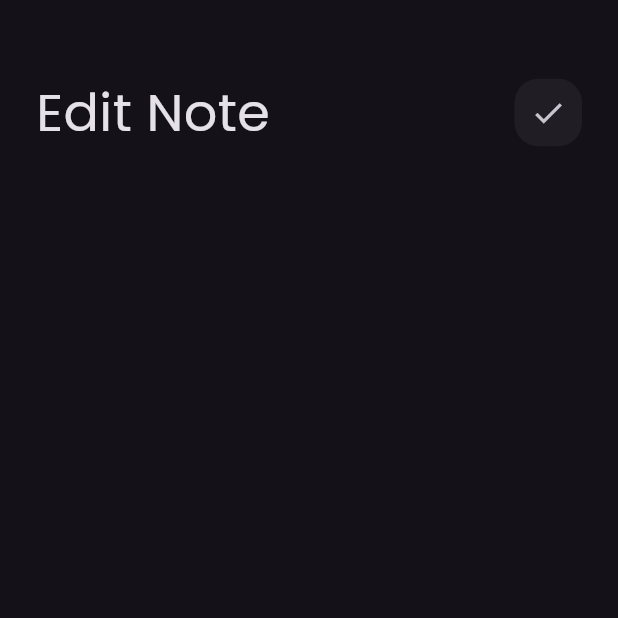
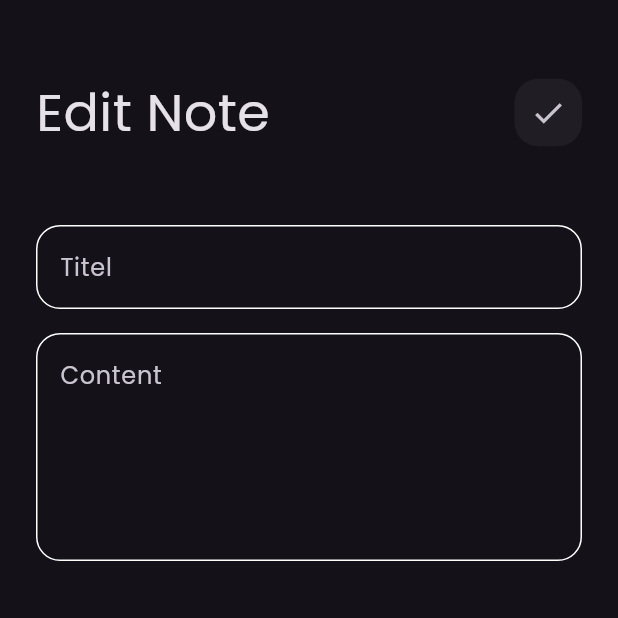
Before and after one commit to ahmedreda6/notes_app, a Flutter app: the EditNoteView screen opened directly, on a phone screen of 412 x 824 dp, the top half of it. Run offline on Flutter 3.47's test engine with Material 3 defaults, Android fonts, the phone set to English and light mode, and no system bars; our stand-ins replace font_awesome_flutter.

Commit message:
edit note view ui done

```diff
--- a/lib/constant.dart
+++ b/lib/constant.dart
@@ -1,3 +1,3 @@
 import 'package:flutter/material.dart';
 
-const KprimaryColor = Color(0xff62FCD7);
+const kPrimaryColor = Color(0xff62FCD7);
--- a/lib/views/edit_note_view.dart
+++ b/lib/views/edit_note_view.dart
@@ -6,8 +6,9 @@ class EditNoteView extends StatelessWidget {
 
   @override
   Widget build(BuildContext context) {
-    return Scaffold(
-      body: EditViewBody( ) ,
+    return const Scaffold(
+      body: EditViewBody(),
+
     );
   }
 }
--- a/lib/views/notes_view.dart
+++ b/lib/views/notes_view.dart
@@ -20,7 +20,7 @@ class NotesView extends StatelessWidget {
                 return const AddNoteBoottomSheet();
               });
         },
-        backgroundColor: KprimaryColor,
+        backgroundColor: kPrimaryColor,
         child: const Icon(
           color: Colors.black,
           Icons.add,
--- a/lib/widgets/custom_botton.dart
+++ b/lib/widgets/custom_botton.dart
@@ -10,7 +10,7 @@ class CustomBotton extends StatelessWidget {
       height: 55,
       width: MediaQuery.of(context).size.width,
       decoration: BoxDecoration(
-        color: KprimaryColor,
+        color: kPrimaryColor,
         borderRadius: BorderRadius.circular(16),
       ),
       child: const Center(
--- a/lib/widgets/custom_text_field.dart
+++ b/lib/widgets/custom_text_field.dart
@@ -9,22 +9,22 @@ class CustomTextField extends StatelessWidget {
   @override
   Widget build(BuildContext context) {
     return TextField(
-      cursorColor: KprimaryColor,
+      cursorColor: kPrimaryColor,
       maxLines: maxlines,
       decoration: InputDecoration(
         hintText: hint,
-        border: Buildborder(),
-        enabledBorder: Buildborder(),
-        focusedBorder: Buildborder(KprimaryColor),
+        border: buildBorder(),
+        enabledBorder: buildBorder(),
+        focusedBorder: buildBorder(kPrimaryColor),
       ),
     );
   }
 
-  OutlineInputBorder Buildborder([Color]) {
+  OutlineInputBorder buildBorder([color]) {
     return OutlineInputBorder(
       borderRadius: BorderRadius.circular(16),
       borderSide: BorderSide(
-        color: Color ?? Colors.white,
+        color: color ?? Colors.white,
       ),
     );
   }
--- a/lib/widgets/edit_view_body.dart
+++ b/lib/widgets/edit_view_body.dart
@@ -1,5 +1,6 @@
 import 'package:flutter/material.dart';
 import 'package:notes_app/widgets/custom_app_bar.dart';
+import 'package:notes_app/widgets/custom_text_field.dart';
 
 class EditViewBody extends StatelessWidget {
   const EditViewBody({super.key});
@@ -18,6 +19,14 @@ class EditViewBody extends StatelessWidget {
               title: 'Edit Note',
               icon: Icons.check,
             ),
+            SizedBox(
+              height: 50,
+            ),
+            CustomTextField(hint: 'Titel'),
+            SizedBox(
+              height: 16,
+            ),
+            CustomTextField(hint: 'Content', maxlines: 5),
           ],
         ),
       ),
--- a/lib/widgets/notes_view_body.dart
+++ b/lib/widgets/notes_view_body.dart
@@ -1,5 +1,4 @@
 import 'package:flutter/material.dart';
-import 'package:flutter/widgets.dart';
 import 'package:notes_app/widgets/custom_app_bar.dart';
 import 'package:notes_app/widgets/notes_list_view.dart';
 
```
Also changed, not shown: 1 other file.
